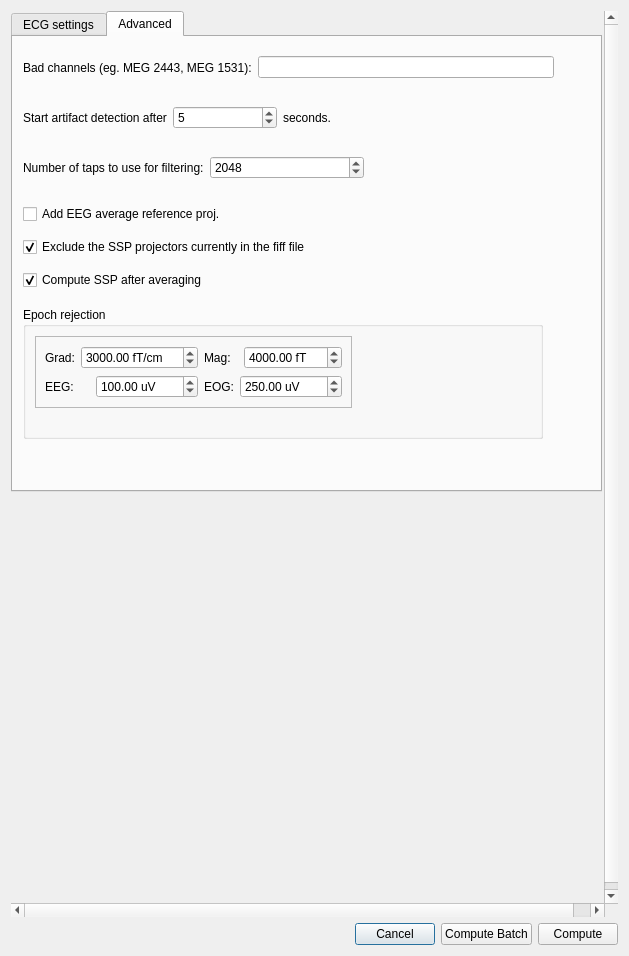
Old version of the form qt4Designer_ui_files/ecgParametersDialogUi.ui in the repository cibr-jyu/meggie.
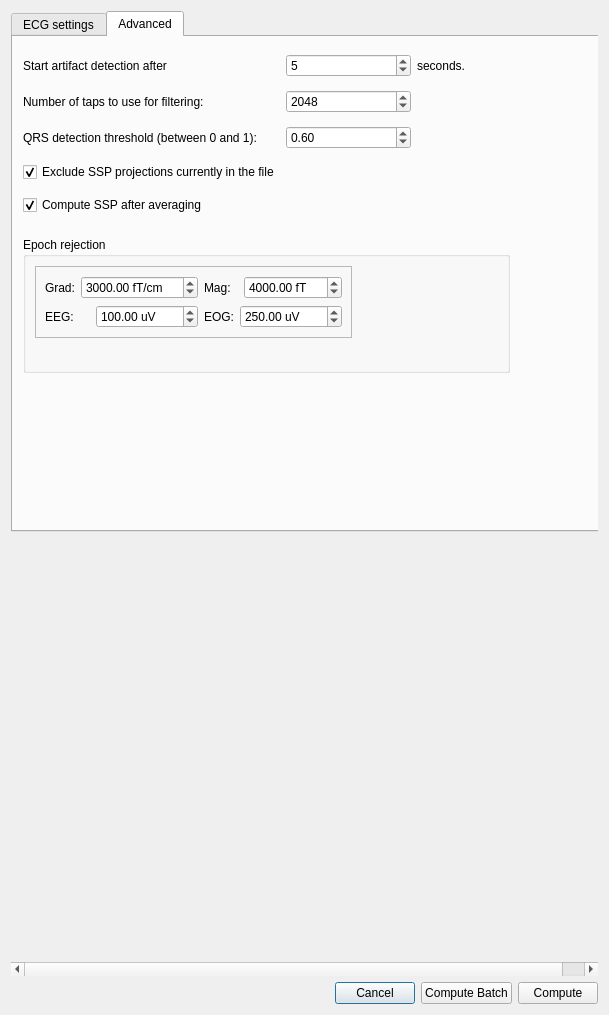
New version of the form. The open tabs and pages were chosen to show the change.

What changed in the file:
```diff
--- a/qt4Designer_ui_files/ecgParametersDialogUi.ui
+++ b/qt4Designer_ui_files/ecgParametersDialogUi.ui
@@ -6,8 +6,8 @@
    <rect>
     <x>0</x>
     <y>0</y>
-    <width>629</width>
-    <height>956</height>
+    <width>609</width>
+    <height>1015</height>
    </rect>
   </property>
   <property name="windowTitle">
@@ -31,7 +31,7 @@
         <x>0</x>
         <y>0</y>
         <width>611</width>
-        <height>899</height>
+        <height>945</height>
        </rect>
       </property>
       <property name="minimumSize">
@@ -49,7 +49,7 @@
          <x>0</x>
          <y>0</y>
          <width>591</width>
-         <height>481</height>
+         <height>521</height>
         </rect>
        </property>
        <property name="currentIndex">
@@ -430,28 +430,77 @@
            </widget>
           </item>
           <item>
-           <layout class="QHBoxLayout" name="horizontalLayout_17">
-            <item>
-             <widget class="QLabel" name="label">
-              <property name="text">
-               <string>QRS detection threshold (between 0 and 1):</string>
-              </property>
-             </widget>
-            </item>
-            <item>
-             <widget class="QDoubleSpinBox" name="doubleSpinBoxQrs">
-              <property name="maximum">
-               <double>1.000000000000000</double>
-              </property>
-              <property name="singleStep">
-               <double>0.100000000000000</double>
-              </property>
-              <property name="value">
-               <double>0.600000000000000</double>
-              </property>
-             </widget>
-            </item>
-           </layout>
+           <widget class="QGroupBox" name="groupBoxFilter">
+            <property name="title">
+             <string>Filtering cut-off frequency</string>
+            </property>
+            <layout class="QFormLayout" name="formLayout_6">
+             <property name="fieldGrowthPolicy">
+              <enum>QFormLayout::AllNonFixedFieldsGrow</enum>
+             </property>
+             <item row="0" column="0">
+              <widget class="QFrame" name="frame_7">
+               <property name="frameShape">
+                <enum>QFrame::StyledPanel</enum>
+               </property>
+               <property name="frameShadow">
+                <enum>QFrame::Raised</enum>
+               </property>
+               <layout class="QGridLayout" name="gridLayout_6">
+                <item row="0" column="0">
+                 <layout class="QHBoxLayout" name="horizontalLayout_25">
+                  <item>
+                   <layout class="QHBoxLayout" name="horizontalLayout_26">
+                    <item>
+                     <widget class="QLabel" name="labelLow">
+                      <property name="text">
+                       <string>Low:</string>
+                      </property>
+                     </widget>
+                    </item>
+                    <item>
+                     <widget class="QSpinBox" name="spinBoxLow">
+                      <property name="suffix">
+                       <string> Hz</string>
+                      </property>
+                      <property name="value">
+                       <number>1</number>
+                      </property>
+                     </widget>
+                    </item>
+                   </layout>
+                  </item>
+                  <item>
+                   <layout class="QHBoxLayout" name="horizontalLayout_27">
+                    <item>
+                     <widget class="QLabel" name="labelHigh">
+                      <property name="text">
+                       <string>High:</string>
+                      </property>
+                     </widget>
+                    </item>
+                    <item>
+                     <widget class="QSpinBox" name="spinBoxHigh">
+                      <property name="suffix">
+                       <string> Hz</string>
+                      </property>
+                      <property name="maximum">
+                       <number>1000</number>
+                      </property>
+                      <property name="value">
+                       <number>100</number>
+                      </property>
+                     </widget>
+                    </item>
+                   </layout>
+                  </item>
+                 </layout>
+                </item>
+               </layout>
+              </widget>
+             </item>
+            </layout>
+           </widget>
           </item>
          </layout>
         </widget>
@@ -464,56 +513,82 @@
          <property name="geometry">
           <rect>
            <x>10</x>
-           <y>60</y>
-           <width>364</width>
-           <height>41</height>
+           <y>10</y>
+           <width>518</width>
+           <height>179</height>
           </rect>
          </property>
-         <layout class="QHBoxLayout" name="horizontalLayout_21">
-          <item>
-           <widget class="QLabel" name="labelStart1">
-            <property name="text">
-             <string>Start artifact detection after</string>
-            </property>
-           </widget>
-          </item>
-          <item>
-           <widget class="QSpinBox" name="spinBoxStart">
-            <property name="maximum">
-             <number>10000</number>
-            </property>
-            <property name="value">
-             <number>5</number>
-            </property>
-           </widget>
-          </item>
-          <item>
+         <layout class="QGridLayout" name="gridLayout_2">
+          <item row="0" column="2">
            <widget class="QLabel" name="labelStart2">
             <property name="text">
              <string>seconds.</string>
             </property>
            </widget>
           </item>
-         </layout>
-        </widget>
-        <widget class="QWidget" name="layoutWidget">
-         <property name="geometry">
-          <rect>
-           <x>10</x>
-           <y>110</y>
-           <width>341</width>
-           <height>41</height>
-          </rect>
-         </property>
-         <layout class="QHBoxLayout" name="horizontalLayout_22">
-          <item>
-           <widget class="QLabel" name="labelTaps">
+          <item row="0" column="1">
+           <widget class="QSpinBox" name="spinBoxStart">
+            <property name="maximum">
+             <number>10000</number>
+            </property>
+            <property name="value">
+             <number>5</number>
+            </property>
+           </widget>
+          </item>
+          <item row="3" column="0">
+           <widget class="QCheckBox" name="checkBoxSSPProj">
             <property name="text">
-             <string>Number of taps to use for filtering:</string>
+             <string>Exclude SSP projections currently in the file</string>
+            </property>
+            <property name="checked">
+             <bool>true</bool>
             </property>
            </widget>
           </item>
-          <item>
+          <item row="4" column="0">
+           <layout class="QVBoxLayout" name="verticalLayout">
+            <item>
+             <widget class="QCheckBox" name="checkBoxSSPCompute">
+              <property name="sizePolicy">
+               <sizepolicy hsizetype="Minimum" vsizetype="Fixed">
+                <horstretch>0</horstretch>
+                <verstretch>0</verstretch>
+               </sizepolicy>
+              </property>
+              <property name="text">
+               <string>Compute SSP after averaging</string>
+              </property>
+              <property name="checked">
+               <bool>true</bool>
+              </property>
+             </widget>
+            </item>
+           </layout>
+          </item>
+          <item row="0" column="0">
+           <layout class="QHBoxLayout" name="horizontalLayout_21">
+            <item>
+             <widget class="QLabel" name="labelStart1">
+              <property name="text">
+               <string>Start artifact detection after</string>
+              </property>
+             </widget>
+            </item>
+           </layout>
+          </item>
+          <item row="1" column="0">
+           <layout class="QHBoxLayout" name="horizontalLayout_22">
+            <item>
+             <widget class="QLabel" name="labelTaps">
+              <property name="text">
+               <string>Number of taps to use for filtering:</string>
+              </property>
+             </widget>
+            </item>
+           </layout>
+          </item>
+          <item row="1" column="1">
            <widget class="QSpinBox" name="spinBoxTaps">
             <property name="maximum">
              <number>10000</number>
@@ -523,69 +598,25 @@
             </property>
            </widget>
           </item>
-         </layout>
-        </widget>
-        <widget class="QWidget" name="verticalLayoutWidget">
-         <property name="geometry">
-          <rect>
-           <x>10</x>
-           <y>160</y>
-           <width>389</width>
-           <height>101</height>
-          </rect>
-         </property>
-         <layout class="QVBoxLayout" name="verticalLayout">
-          <item>
-           <widget class="QCheckBox" name="checkBoxEEGProj">
+          <item row="2" column="0">
+           <widget class="QLabel" name="label">
             <property name="text">
-             <string>Add EEG average reference proj.</string>
+             <string>QRS detection threshold (between 0 and 1):</string>
             </property>
            </widget>
           </item>
-          <item>
-           <widget class="QCheckBox" name="checkBoxSSPProj">
-            <property name="enabled">
-             <bool>true</bool>
+          <item row="2" column="1">
+           <widget class="QDoubleSpinBox" name="doubleSpinBoxQrs">
+            <property name="maximum">
+             <double>1.000000000000000</double>
             </property>
-            <property name="text">
-             <string>Exclude the SSP projectors currently in the fiff file</string>
+            <property name="singleStep">
+             <double>0.100000000000000</double>
             </property>
-            <property name="checked">
-             <bool>true</bool>
+            <property name="value">
+             <double>0.600000000000000</double>
             </property>
            </widget>
-          </item>
-          <item>
-           <widget class="QCheckBox" name="checkBoxSSPCompute">
-            <property name="text">
-             <string>Compute SSP after averaging</string>
-            </property>
-            <property name="checked">
-             <bool>true</bool>
-            </property>
-           </widget>
-          </item>
-         </layout>
-        </widget>
-        <widget class="QWidget" name="layoutWidget_2">
-         <property name="geometry">
-          <rect>
-           <x>10</x>
-           <y>10</y>
-           <width>531</width>
-           <height>41</height>
-          </rect>
-         </property>
-         <layout class="QHBoxLayout" name="horizontalLayout_29">
-          <item>
-           <widget class="QLabel" name="labelBad">
-            <property name="text">
-             <string>Bad channels (eg. MEG 2443, MEG 1531):</string>
-            </property>
-           </widget>
-          </item>
-          <item>
-           <widget class="QLineEdit" name="lineEditBad"/>
           </item>
          </layout>
         </widget>
@@ -593,9 +624,9 @@
          <property name="geometry">
           <rect>
            <x>10</x>
-           <y>270</y>
-           <width>520</width>
-           <height>132</height>
+           <y>200</y>
+           <width>487</width>
+           <height>136</height>
           </rect>
          </property>
          <property name="title">
@@ -732,8 +763,8 @@
       <widget class="QWidget" name="widget" native="true">
        <property name="geometry">
         <rect>
-         <x>0</x>
-         <y>490</y>
+         <x>10</x>
+         <y>530</y>
          <width>301</width>
          <height>371</height>
         </rect>
```
Left out of the diff: 109 changed lines with no effect on the pictures.
